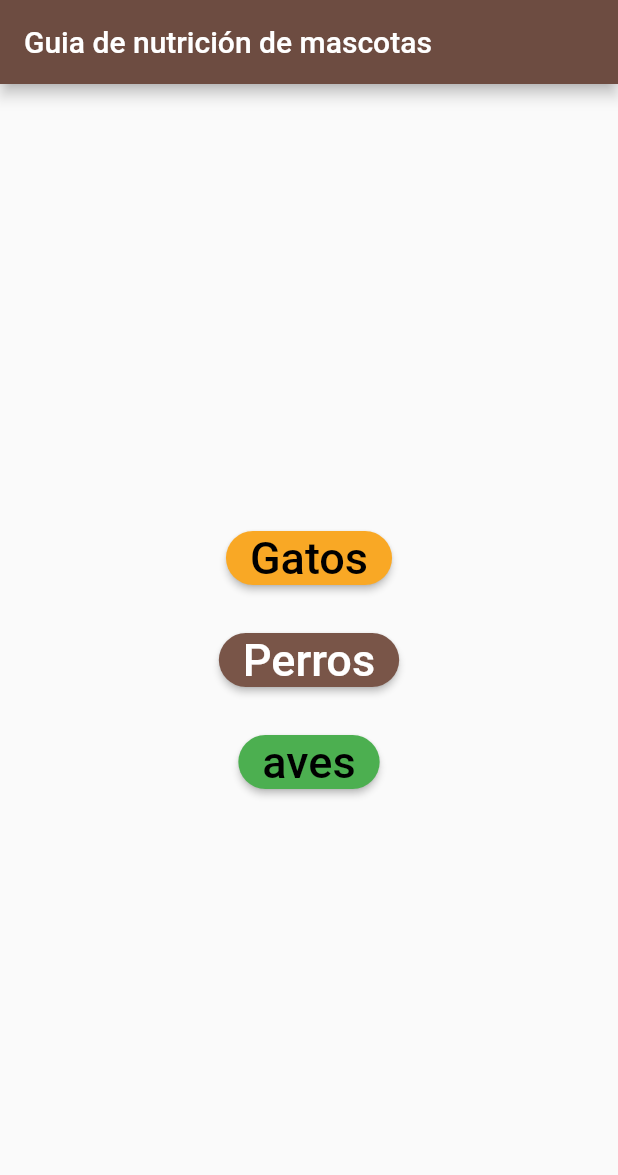
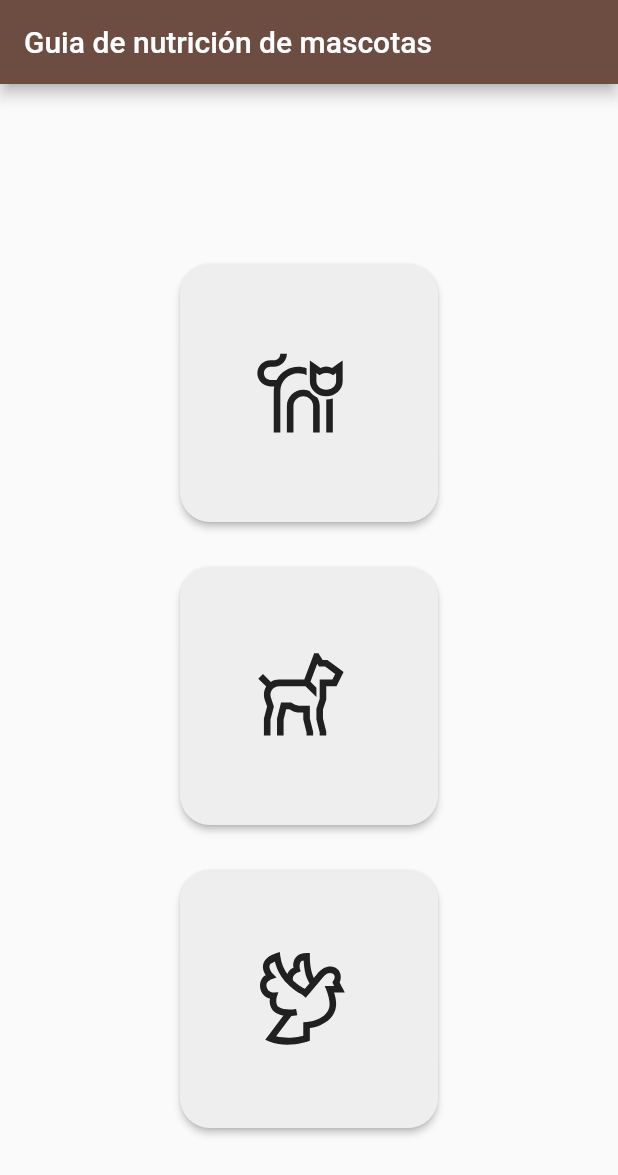
Before and after one commit to samtts14/PetsCare, a Flutter app: the MenuCentral screen opened directly, after a tap on an icon or button, on a phone screen of 412 x 824 dp. Shown: the top 1175 px of the screen. Run offline on Flutter 3.47's test engine with Material 2 defaults, Android fonts, the phone set to English and light mode, and no system bars; our stand-ins replace bloc, carousel_pro, cloud_firestore, equatable, firebase_auth, flutter_bloc and 6 more; missing offline and left inert: flutter_auth_buttons, flutter_pdfview; accounts and stored records are empty.

Commit message:
modificacion en los iconos de la pantalla notas

```diff
--- a/app_tesis/lib/screen/home/alimentosPDF.dart
+++ b/app_tesis/lib/screen/home/alimentosPDF.dart
@@ -1,8 +1,10 @@
 import 'dart:io';
 import 'package:flutter/material.dart';
 import 'package:flutter/services.dart';
+import 'package:line_awesome_flutter/line_awesome_flutter.dart';
 import 'package:path_provider/path_provider.dart';
 import 'package:flutter_pdfview/flutter_pdfview.dart';
+
 
 void main() => runApp(GuiaNutricion());
 
@@ -88,19 +90,25 @@ Future<File> getFileFromAsset3(String asset3) async{
           backgroundColor: Colors.brown[600],
           title: Text("Guia de nutrición de mascotas"),
         ),
-        body: Center(
-          child: Builder(
-            builder: (context) => Column(
-                  mainAxisAlignment: MainAxisAlignment.center,
+        body: Column(
           children: <Widget>[
-                    RaisedButton(
-                      color: Colors.yellow[800],
-                      child: Text("Gatos", style: TextStyle(color: Colors.black, fontSize: 30)),
+            new Expanded(
+              child: GridView.count(
+                crossAxisSpacing: 30,// espacio vertical entre botones de menu
+                crossAxisCount: 1, //numero de boton por fila del grid
+                mainAxisSpacing: 30,
+                padding: const EdgeInsets.all(120),
+                children: <Widget>[
+                  Container(
+                    child: RaisedButton.icon(
+                     icon: Center(child: Icon(LineAwesomeIcons.cat, size: 70),),
+                    label: Text(""),
                     shape: RoundedRectangleBorder(// bordes
                     borderRadius: new BorderRadius.circular(20),
                    // side: BorderSide(color: Colors.red)
                     ),
-                      onPressed: () {
+                    color: Colors.grey[200],
+                    onPressed: () async{
                       if (gatosPDF != null) {
                           Navigator.push(
                               context,
@@ -109,18 +117,18 @@ Future<File> getFileFromAsset3(String asset3) async{
                                       PdfViewPage(path: gatosPDF)));
                         }
                     },
+                  )
                 ),
-                    SizedBox(
-                      height: 20,
-                    ),
-                    RaisedButton(
-                      color: Colors.brown[500],
-                      child: Text("Perros", style: TextStyle(color: Colors.white, fontSize: 30)),
+                 Container(
+                    child: RaisedButton.icon(
+                     icon: Center(child: Icon(LineAwesomeIcons.dog, size: 70),),
+                    label: Text(""),
                     shape: RoundedRectangleBorder(// bordes
                     borderRadius: new BorderRadius.circular(20),
                    // side: BorderSide(color: Colors.red)
                     ),
-                      onPressed: () {
+                    color: Colors.grey[200],
+                    onPressed: () async{
                       if (perrosPDF != null) {
                           Navigator.push(
                               context,
@@ -129,18 +137,18 @@ Future<File> getFileFromAsset3(String asset3) async{
                                       PdfViewPage(path: perrosPDF)));
                         }
                     },
+                  )
                 ),
-                     SizedBox(
-                      height: 20,
-                    ),
-                    RaisedButton(
-                      color: Colors.green[500],
-                      child: Text("aves", style: TextStyle(color: Colors.black, fontSize: 30)),
+                 Container(
+                    child: RaisedButton.icon(
+                    icon: Center(child: Icon(LineAwesomeIcons.dove, size: 70),),
+                    label: Text(""),
                     shape: RoundedRectangleBorder(// bordes
                     borderRadius: new BorderRadius.circular(20),
                    // side: BorderSide(color: Colors.red)
                     ),
-                      onPressed: () {
+                    color: Colors.grey[200],
+                    onPressed: () async{
                       if (avesPDF != null) {
                           Navigator.push(
                               context,
@@ -149,10 +157,12 @@ Future<File> getFileFromAsset3(String asset3) async{
                                       PdfViewPage(path: avesPDF)));
                         }
                     },
-                    ),
+                  )
+                )
                 ],
-                ),
-          ),
+              )
+            )
+          ],
         ),
       ),
     );
--- a/app_tesis/lib/screen/home/notas.dart
+++ b/app_tesis/lib/screen/home/notas.dart
@@ -21,7 +21,7 @@ class Notas extends StatelessWidget {
          return ListView.builder(
             itemCount: snapshot.data.length,
             itemBuilder:(BuildContext context, int index){
-              Divider();
+
              Note note = snapshot.data[index];
               return ListTile(
                 title: Text(note.title),
--- a/app_tesis/pubspec.yaml
+++ b/app_tesis/pubspec.yaml
@@ -47,6 +47,7 @@ dependencies:
   # The following adds the Cupertino Icons font to your application.
   # Use with the CupertinoIcons class for iOS style icons.
   cupertino_icons: ^0.1.2
+  line_awesome_flutter: ^1.0.1
 
 
 dev_dependencies:
@@ -78,6 +79,7 @@ flutter:
     - assets/pdf/gato.pdf
 
 
+
   # An image asset can refer to one or more resolution-specific "variants", see
   # https://flutter.dev/assets-and-images/#resolution-aware.
 
```
Also changed, not shown: app_tesis/assets/icono/dog.png (added), app_tesis/assets/icono/perro.png (added). Lines whose indentation alone changed are shown as unchanged.
